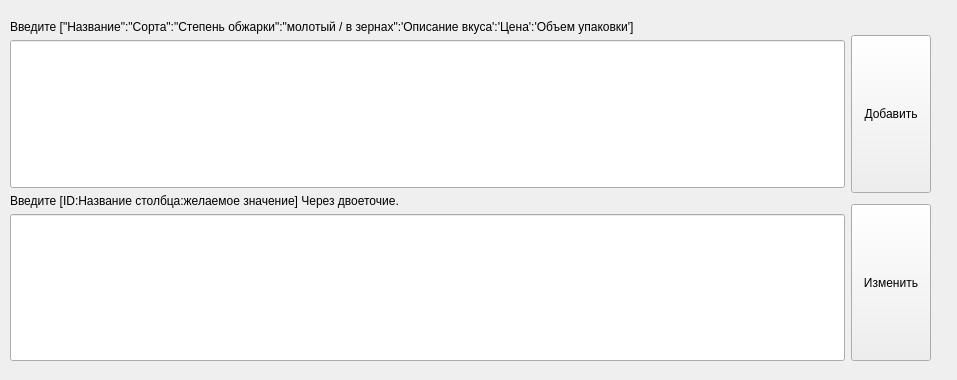
Qt form addEditCoffeeForm.ui (AkshiAndrey/Yad2) before a commit.
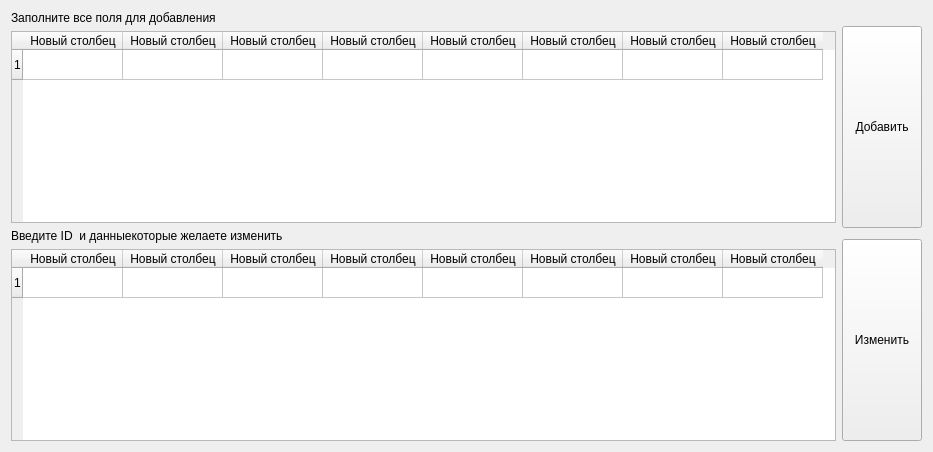
The same form after that commit.

What changed in the file:
```diff
--- a/addEditCoffeeForm.ui
+++ b/addEditCoffeeForm.ui
@@ -9,8 +9,8 @@
    <rect>
     <x>0</x>
     <y>0</y>
-    <width>957</width>
-    <height>380</height>
+    <width>933</width>
+    <height>448</height>
    </rect>
   </property>
   <property name="sizePolicy">
@@ -22,14 +22,8 @@
   <property name="windowTitle">
    <string>Form</string>
   </property>
-  <widget class="QWidget" name="">
-   <property name="geometry">
-    <rect>
-     <x>10</x>
-     <y>20</y>
-     <width>921</width>
-     <height>341</height>
-    </rect>
+  <property name="autoFillBackground">
+   <bool>false</bool>
    </property>
    <layout class="QHBoxLayout" name="horizontalLayout">
     <item>
@@ -37,35 +31,133 @@
       <item>
        <widget class="QLabel" name="label">
         <property name="text">
-         <string>Введите [&quot;Название&quot;:&quot;Сорта&quot;:&quot;Степень обжарки&quot;:&quot;молотый / в зернах&quot;:'Описание вкуса':'Цена':'Объем упаковки'] </string>
+        <string>Заполните все поля для добавления </string>
         </property>
        </widget>
       </item>
       <item>
-       <widget class="QLineEdit" name="lineEdit">
+      <widget class="QTableWidget" name="tableWidget">
         <property name="sizePolicy">
-         <sizepolicy hsizetype="Expanding" vsizetype="Expanding">
+        <sizepolicy hsizetype="Preferred" vsizetype="MinimumExpanding">
           <horstretch>0</horstretch>
           <verstretch>0</verstretch>
          </sizepolicy>
         </property>
+       <row>
+        <property name="text">
+         <string>1</string>
+        </property>
+       </row>
+       <column>
+        <property name="text">
+         <string>Новый столбец</string>
+        </property>
+       </column>
+       <column>
+        <property name="text">
+         <string>Новый столбец</string>
+        </property>
+       </column>
+       <column>
+        <property name="text">
+         <string>Новый столбец</string>
+        </property>
+       </column>
+       <column>
+        <property name="text">
+         <string>Новый столбец</string>
+        </property>
+       </column>
+       <column>
+        <property name="text">
+         <string>Новый столбец</string>
+        </property>
+       </column>
+       <column>
+        <property name="text">
+         <string>Новый столбец</string>
+        </property>
+       </column>
+       <column>
+        <property name="text">
+         <string>Новый столбец</string>
+        </property>
+       </column>
+       <column>
+        <property name="text">
+         <string>Новый столбец</string>
+        </property>
+       </column>
+       <item row="0" column="0">
+        <property name="text">
+         <string/>
+        </property>
+        <property name="flags">
+         <set>ItemIsSelectable|ItemIsEditable|ItemIsDragEnabled|ItemIsDropEnabled|ItemIsUserCheckable|ItemIsEnabled|ItemIsTristate</set>
+        </property>
+       </item>
        </widget>
       </item>
       <item>
        <widget class="QLabel" name="label_2">
         <property name="text">
-         <string>Введите [ID:Название столбца:желаемое значение] Через двоеточие.</string>
+        <string>Введите ID  и данныекоторые желаете изменить</string>
         </property>
        </widget>
       </item>
       <item>
-       <widget class="QLineEdit" name="lineEdit_2">
+      <widget class="QTableWidget" name="tableWidget_2">
         <property name="sizePolicy">
-         <sizepolicy hsizetype="Expanding" vsizetype="Expanding">
+        <sizepolicy hsizetype="Expanding" vsizetype="MinimumExpanding">
           <horstretch>0</horstretch>
           <verstretch>0</verstretch>
          </sizepolicy>
         </property>
+       <row>
+        <property name="text">
+         <string>1</string>
+        </property>
+       </row>
+       <column>
+        <property name="text">
+         <string>Новый столбец</string>
+        </property>
+       </column>
+       <column>
+        <property name="text">
+         <string>Новый столбец</string>
+        </property>
+       </column>
+       <column>
+        <property name="text">
+         <string>Новый столбец</string>
+        </property>
+       </column>
+       <column>
+        <property name="text">
+         <string>Новый столбец</string>
+        </property>
+       </column>
+       <column>
+        <property name="text">
+         <string>Новый столбец</string>
+        </property>
+       </column>
+       <column>
+        <property name="text">
+         <string>Новый столбец</string>
+        </property>
+       </column>
+       <column>
+        <property name="text">
+         <string>Новый столбец</string>
+        </property>
+       </column>
+       <column>
+        <property name="text">
+         <string>Новый столбец</string>
+        </property>
+       </column>
        </widget>
       </item>
      </layout>
@@ -89,9 +181,9 @@
        </spacer>
       </item>
       <item>
-       <widget class="QPushButton" name="pushButton_3">
+      <widget class="QPushButton" name="pushButton_2">
         <property name="sizePolicy">
-         <sizepolicy hsizetype="Minimum" vsizetype="Expanding">
+        <sizepolicy hsizetype="Fixed" vsizetype="Expanding">
           <horstretch>0</horstretch>
           <verstretch>0</verstretch>
          </sizepolicy>
@@ -118,9 +210,9 @@
        </spacer>
       </item>
       <item>
-       <widget class="QPushButton" name="pushButton_2">
+      <widget class="QPushButton" name="pushButton">
         <property name="sizePolicy">
-         <sizepolicy hsizetype="Minimum" vsizetype="Expanding">
+        <sizepolicy hsizetype="Minimum" vsizetype="MinimumExpanding">
           <horstretch>0</horstretch>
           <verstretch>0</verstretch>
          </sizepolicy>
@@ -133,7 +225,6 @@
      </layout>
     </item>
    </layout>
-  </widget>
  </widget>
  <resources/>
  <connections/>
```
Left out of the diff: 2 changed lines with no effect on the pictures. Lines whose indentation alone changed are shown as unchanged.
